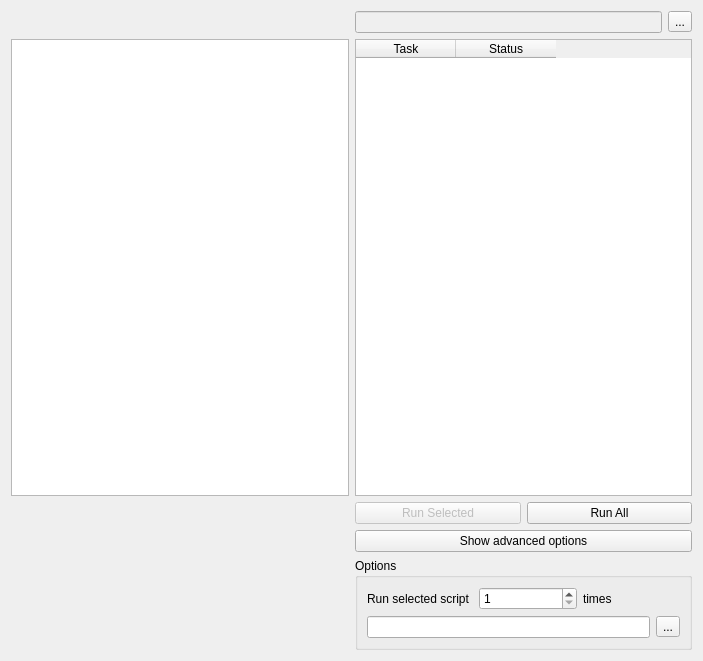
This is safe_qgis/batch_runner_base.ui in feyeandal/inasafe as Qt 5 draws it before an edit. The edited form follows.
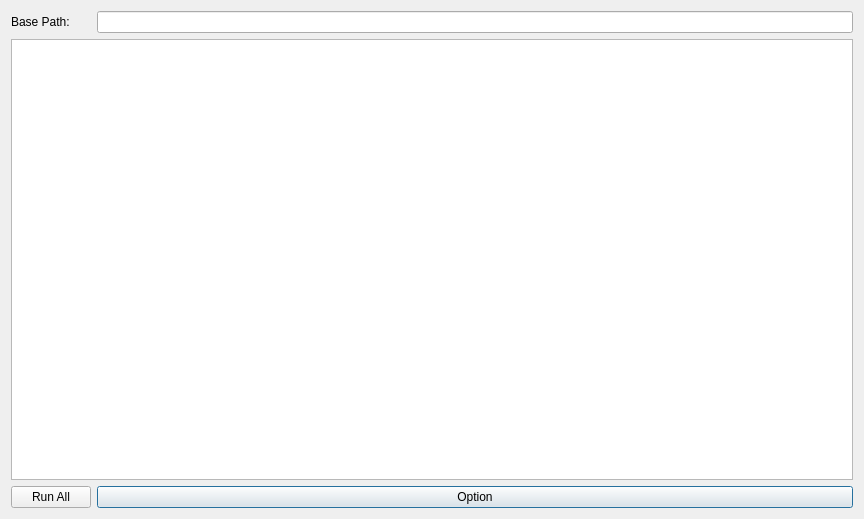
This is the edited form. Custom widgets are drawn as their Qt base class.

Commit message: rename script_dialog to batch runner in plugin.py and many UI related changes for batch runner

The edit to the form file:
```diff
--- a/safe_qgis/batch_runner_base.ui
+++ b/safe_qgis/batch_runner_base.ui
@@ -6,163 +6,69 @@
    <rect>
     <x>0</x>
     <y>0</y>
-    <width>703</width>
-    <height>661</height>
+    <width>864</width>
+    <height>519</height>
    </rect>
   </property>
   <property name="windowTitle">
    <string>InaSAFE Batch Runner</string>
   </property>
   <layout class="QGridLayout" name="gridLayout">
-   <item row="0" column="1">
-    <layout class="QHBoxLayout" name="horizontalLayout_4">
-     <item>
-      <widget class="QLineEdit" name="leSourceDir">
-       <property name="enabled">
-        <bool>false</bool>
-       </property>
-      </widget>
-     </item>
-     <item>
-      <widget class="QToolButton" name="tbSourceDir">
-       <property name="text">
-        <string>...</string>
-       </property>
-      </widget>
-     </item>
-    </layout>
-   </item>
-   <item row="3" column="1">
-    <layout class="QHBoxLayout" name="horizontalLayout">
-     <item>
-      <widget class="QPushButton" name="btnRunSelected">
-       <property name="enabled">
-        <bool>false</bool>
-       </property>
-       <property name="text">
-        <string>Run Selected</string>
-       </property>
-      </widget>
-     </item>
-     <item>
-      <widget class="QPushButton" name="pbnRunAll">
-       <property name="text">
-        <string>Run All</string>
-       </property>
-      </widget>
-     </item>
-    </layout>
-   </item>
-   <item row="4" column="1">
-    <widget class="QPushButton" name="pbnAdvanced">
-     <property name="text">
-      <string>Show advanced options</string>
-     </property>
-     <property name="checkable">
-      <bool>true</bool>
-     </property>
-     <property name="checked">
-      <bool>false</bool>
-     </property>
-    </widget>
-   </item>
-   <item row="1" column="1">
-    <widget class="QTableWidget" name="tblScript">
-     <property name="enabled">
-      <bool>true</bool>
-     </property>
-     <property name="alternatingRowColors">
-      <bool>false</bool>
-     </property>
-     <property name="selectionMode">
-      <enum>QAbstractItemView::SingleSelection</enum>
-     </property>
-     <property name="selectionBehavior">
-      <enum>QAbstractItemView::SelectRows</enum>
-     </property>
-     <property name="showGrid">
-      <bool>true</bool>
-     </property>
-     <property name="cornerButtonEnabled">
-      <bool>false</bool>
-     </property>
-     <attribute name="horizontalHeaderDefaultSectionSize">
-      <number>100</number>
-     </attribute>
-     <column>
-      <property name="text">
-       <string>Task</string>
-      </property>
-     </column>
-     <column>
-      <property name="text">
-       <string>Status</string>
-      </property>
-     </column>
-    </widget>
-   </item>
-   <item row="5" column="1">
-    <widget class="QGroupBox" name="gboOptions">
-     <property name="title">
-      <string>Options</string>
-     </property>
-     <property name="checkable">
-      <bool>false</bool>
-     </property>
-     <layout class="QGridLayout" name="gridLayout_2">
-      <item row="0" column="0">
-       <layout class="QHBoxLayout" name="horizontalLayout_2">
-        <item>
-         <widget class="QLabel" name="label">
-          <property name="text">
-           <string>Run selected script </string>
-          </property>
-         </widget>
-        </item>
-        <item>
-         <widget class="QSpinBox" name="sboCount">
-          <property name="suffix">
-           <string/>
-          </property>
-          <property name="prefix">
-           <string/>
-          </property>
-          <property name="minimum">
-           <number>1</number>
-          </property>
-         </widget>
-        </item>
-        <item>
-         <widget class="QLabel" name="label_2">
-          <property name="text">
-           <string>times</string>
-          </property>
-         </widget>
-        </item>
-       </layout>
-      </item>
-      <item row="1" column="0">
-       <layout class="QHBoxLayout" name="horizontalLayout_3">
-        <item>
-         <widget class="QLineEdit" name="leBaseDataDir"/>
-        </item>
-        <item>
-         <widget class="QToolButton" name="tbBaseDataDir">
-          <property name="text">
-           <string>...</string>
-          </property>
-         </widget>
-        </item>
-       </layout>
-      </item>
-     </layout>
-    </widget>
-   </item>
-   <item row="1" column="0">
+   <item row="1" column="0" colspan="2">
     <widget class="QListView" name="lvTask"/>
    </item>
+   <item row="0" column="0">
+    <widget class="QLabel" name="label">
+     <property name="sizePolicy">
+      <sizepolicy hsizetype="Preferred" vsizetype="Minimum">
+       <horstretch>0</horstretch>
+       <verstretch>0</verstretch>
+      </sizepolicy>
+     </property>
+     <property name="text">
+      <string>Base Path:</string>
+     </property>
+    </widget>
+   </item>
+   <item row="2" column="1">
+    <widget class="QPushButton" name="pbnOption">
+     <property name="text">
+      <string>Option</string>
+     </property>
+     <property name="checkable">
+      <bool>false</bool>
+     </property>
+     <property name="checked">
+      <bool>false</bool>
+     </property>
+    </widget>
+   </item>
+   <item row="2" column="0">
+    <widget class="QPushButton" name="pbnRunAll">
+     <property name="text">
+      <string>Run All</string>
+     </property>
+    </widget>
+   </item>
+   <item row="0" column="1">
+    <widget class="PathLineEdit" name="pleSourcePath">
+     <property name="sizePolicy">
+      <sizepolicy hsizetype="Expanding" vsizetype="Minimum">
+       <horstretch>0</horstretch>
+       <verstretch>0</verstretch>
+      </sizepolicy>
+     </property>
+    </widget>
+   </item>
   </layout>
  </widget>
+ <customwidgets>
+  <customwidget>
+   <class>PathLineEdit</class>
+   <extends>QLineEdit</extends>
+   <header location="global">safe_qgis/path_line_edit.h</header>
+  </customwidget>
+ </customwidgets>
  <resources/>
  <connections/>
 </ui>
```
The commit also changes 3 other files.
